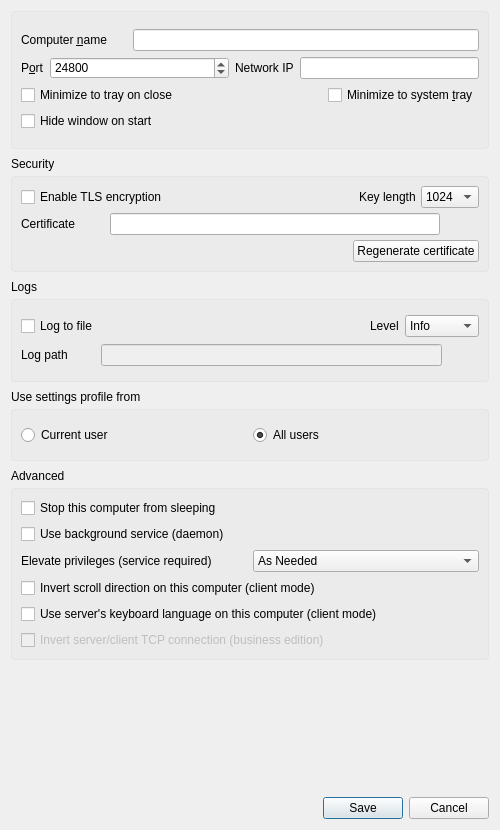
This is src/gui/src/SettingsDialogBase.ui in deskflow/deskflow as Qt 5 draws it before an edit. The edited form follows.
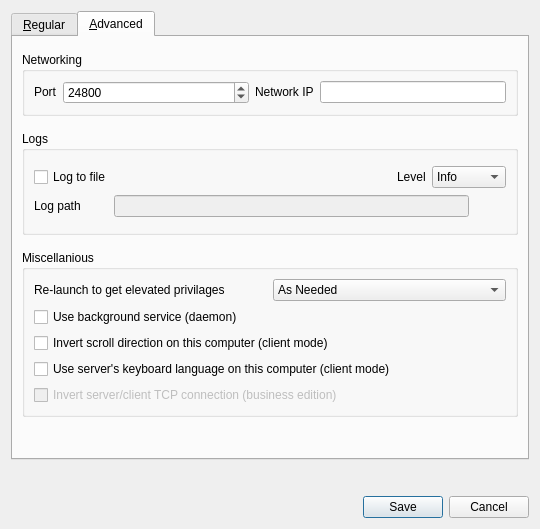
This is the edited form. The open tabs and pages were chosen to show the change. Icons and pictures are not drawn.

Commit message: Introduce tabs for settings and make some settings easier to understand

What changed in the file:
```diff
--- a/src/gui/src/SettingsDialogBase.ui
+++ b/src/gui/src/SettingsDialogBase.ui
@@ -6,8 +6,8 @@
    <rect>
     <x>0</x>
     <y>0</y>
-    <width>500</width>
-    <height>830</height>
+    <width>540</width>
+    <height>529</height>
    </rect>
   </property>
   <property name="sizePolicy">
@@ -16,51 +16,35 @@
     <verstretch>0</verstretch>
    </sizepolicy>
   </property>
-  <property name="minimumSize">
-   <size>
-    <width>400</width>
-    <height>620</height>
-   </size>
-  </property>
   <property name="windowTitle">
    <string>Preferences</string>
   </property>
-  <layout class="QGridLayout" name="gridLayout_5">
-   <property name="leftMargin">
-    <number>11</number>
-   </property>
-   <property name="topMargin">
-    <number>11</number>
-   </property>
-   <property name="rightMargin">
-    <number>11</number>
-   </property>
-   <property name="verticalSpacing">
-    <number>5</number>
-   </property>
-   <item row="0" column="0">
-    <widget class="QFrame" name="m_pGroupBoxCommon">
-     <property name="styleSheet">
-      <string notr="true">.QFrame{
-border: 1px solid  rgba(192,192,192, 0.2);
-border-radius: 4px;
-background-color: rgba(192,192,192, 0.1);
-}
-</string>
-     </property>
-     <property name="frameShape">
-      <enum>QFrame::Shape::StyledPanel</enum>
-     </property>
-     <property name="frameShadow">
-      <enum>QFrame::Shadow::Raised</enum>
-     </property>
+  <layout class="QVBoxLayout" name="verticalLayout_9">
+   <item>
+    <widget class="QTabWidget" name="m_pTabs">
+     <property name="tabPosition">
+      <enum>QTabWidget::TabPosition::North</enum>
+     </property>
+     <property name="currentIndex">
+      <number>0</number>
+     </property>
+     <widget class="QWidget" name="m_pTabRegular">
+      <attribute name="title">
+       <string>&amp;Regular</string>
+      </attribute>
      <layout class="QVBoxLayout" name="verticalLayout_3">
+       <property name="spacing">
+        <number>15</number>
+       </property>
       <property name="topMargin">
-       <number>17</number>
-      </property>
-      <property name="bottomMargin">
-       <number>17</number>
-      </property>
+        <number>15</number>
+       </property>
+       <item>
+        <widget class="QGroupBox" name="m_pGroupBoxCommon">
+         <property name="title">
+          <string>Basics</string>
+         </property>
+         <layout class="QVBoxLayout" name="verticalLayout_2">
       <item>
        <layout class="QHBoxLayout" name="horizontalLayout">
         <item>
@@ -78,10 +62,7 @@
            </size>
           </property>
           <property name="text">
-           <string>Computer &amp;name</string>
-          </property>
-          <property name="buddy">
-           <cstring>m_pLineEditScreenName</cstring>
+               <string>Computer name</string>
           </property>
          </widget>
         </item>
@@ -113,415 +94,34 @@
         </item>
        </layout>
       </item>
-      <item>
-       <layout class="QHBoxLayout" name="horizontalLayout_2">
-        <property name="topMargin">
-         <number>0</number>
-        </property>
-        <item>
-         <widget class="QLabel" name="m_pLabel_20">
-          <property name="sizePolicy">
-           <sizepolicy hsizetype="Preferred" vsizetype="Fixed">
-            <horstretch>0</horstretch>
-            <verstretch>0</verstretch>
-           </sizepolicy>
-          </property>
-          <property name="text">
-           <string>P&amp;ort</string>
-          </property>
-          <property name="buddy">
-           <cstring>m_pSpinBoxPort</cstring>
-          </property>
-         </widget>
-        </item>
-        <item>
-         <widget class="QSpinBox" name="m_pSpinBoxPort">
-          <property name="enabled">
-           <bool>true</bool>
-          </property>
-          <property name="sizePolicy">
-           <sizepolicy hsizetype="MinimumExpanding" vsizetype="Fixed">
-            <horstretch>0</horstretch>
-            <verstretch>0</verstretch>
-           </sizepolicy>
-          </property>
-          <property name="maximum">
-           <number>65535</number>
-          </property>
-          <property name="value">
-           <number>24800</number>
-          </property>
-         </widget>
-        </item>
-        <item>
-         <widget class="QLabel" name="m_pLabel_21">
-          <property name="sizePolicy">
-           <sizepolicy hsizetype="Preferred" vsizetype="Fixed">
-            <horstretch>0</horstretch>
-            <verstretch>0</verstretch>
-           </sizepolicy>
-          </property>
-          <property name="text">
-           <string>Network IP</string>
-          </property>
-          <property name="buddy">
-           <cstring>m_pLineEditInterface</cstring>
-          </property>
-         </widget>
-        </item>
-        <item>
-         <widget class="QLineEdit" name="m_pLineEditInterface">
-          <property name="enabled">
-           <bool>true</bool>
-          </property>
-         </widget>
-        </item>
-       </layout>
-      </item>
-      <item>
-       <layout class="QHBoxLayout" name="horizontalLayout_3">
-        <property name="topMargin">
-         <number>0</number>
-        </property>
-        <item>
-         <widget class="QCheckBox" name="m_pCheckBoxCloseToTray">
-          <property name="text">
-           <string>Minimize to tray on close</string>
-          </property>
-         </widget>
-        </item>
-        <item>
-         <spacer name="horizontalSpacer_6">
-          <property name="orientation">
-           <enum>Qt::Orientation::Horizontal</enum>
-          </property>
-          <property name="sizeHint" stdset="0">
-           <size>
-            <width>40</width>
-            <height>20</height>
-           </size>
-          </property>
-         </spacer>
-        </item>
-        <item>
-         <widget class="QCheckBox" name="m_pCheckBoxMinimizeToTray">
-          <property name="sizePolicy">
-           <sizepolicy hsizetype="Fixed" vsizetype="Fixed">
-            <horstretch>0</horstretch>
-            <verstretch>0</verstretch>
-           </sizepolicy>
-          </property>
-          <property name="minimumSize">
-           <size>
-            <width>0</width>
-            <height>0</height>
-           </size>
-          </property>
-          <property name="maximumSize">
-           <size>
-            <width>16777215</width>
-            <height>16777215</height>
-           </size>
-          </property>
-          <property name="layoutDirection">
-           <enum>Qt::LayoutDirection::LeftToRight</enum>
-          </property>
-          <property name="text">
-           <string>Minimize to system &amp;tray</string>
-          </property>
-         </widget>
-        </item>
-       </layout>
-      </item>
       <item>
        <widget class="QCheckBox" name="m_pCheckBoxAutoHide">
         <property name="text">
-         <string>Hide window on start</string>
+             <string>Hide the window when the app starts</string>
         </property>
        </widget>
       </item>
-     </layout>
-    </widget>
-   </item>
-   <item row="1" column="0">
-    <spacer name="verticalSpacer_2">
-     <property name="orientation">
-      <enum>Qt::Orientation::Vertical</enum>
-     </property>
-     <property name="sizeType">
-      <enum>QSizePolicy::Policy::Fixed</enum>
-     </property>
-     <property name="sizeHint" stdset="0">
-      <size>
-       <width>20</width>
-       <height>3</height>
-      </size>
-     </property>
-    </spacer>
-   </item>
-   <item row="12" column="0">
-    <widget class="QLabel" name="m_pLabelGroupAdvanced">
-     <property name="sizePolicy">
-      <sizepolicy hsizetype="Preferred" vsizetype="Fixed">
-       <horstretch>0</horstretch>
-       <verstretch>0</verstretch>
-      </sizepolicy>
-     </property>
+          <item>
+           <widget class="QCheckBox" name="m_pCheckBoxCloseToTray">
      <property name="text">
-      <string>Advanced</string>
+             <string>Leave app running in notification area when the window is closed</string>
      </property>
     </widget>
    </item>
-   <item row="11" column="0">
-    <spacer name="verticalSpacer_3">
-     <property name="orientation">
-      <enum>Qt::Orientation::Vertical</enum>
-     </property>
-     <property name="sizeType">
-      <enum>QSizePolicy::Policy::Fixed</enum>
-     </property>
-     <property name="sizeHint" stdset="0">
-      <size>
-       <width>20</width>
-       <height>3</height>
-      </size>
-     </property>
-    </spacer>
-   </item>
-   <item row="15" column="0">
-    <spacer name="verticalSpacer_6">
-     <property name="orientation">
-      <enum>Qt::Orientation::Vertical</enum>
-     </property>
-     <property name="sizeHint" stdset="0">
-      <size>
-       <width>20</width>
-       <height>40</height>
-      </size>
-     </property>
-    </spacer>
-   </item>
-   <item row="5" column="0">
-    <widget class="QLabel" name="m_pLabelGroupLog">
-     <property name="sizePolicy">
-      <sizepolicy hsizetype="Preferred" vsizetype="Fixed">
-       <horstretch>0</horstretch>
-       <verstretch>0</verstretch>
-      </sizepolicy>
-     </property>
-     <property name="text">
-      <string>Logs</string>
-     </property>
-    </widget>
-   </item>
-   <item row="13" column="0">
-    <widget class="QFrame" name="m_pGroupAdvanced">
-     <property name="sizePolicy">
-      <sizepolicy hsizetype="Preferred" vsizetype="Expanding">
-       <horstretch>0</horstretch>
-       <verstretch>0</verstretch>
-      </sizepolicy>
-     </property>
-     <property name="styleSheet">
-      <string notr="true">.QFrame{
-border: 1px solid  rgba(192,192,192, 0.2);
-border-radius: 4px;
-background-color: rgba(192,192,192, 0.1);
-}
-</string>
-     </property>
-     <property name="frameShape">
-      <enum>QFrame::Shape::StyledPanel</enum>
-     </property>
-     <property name="frameShadow">
-      <enum>QFrame::Shadow::Raised</enum>
-     </property>
-     <layout class="QGridLayout" name="gridLayout_3">
-      <item row="1" column="0">
+          <item>
        <widget class="QCheckBox" name="m_pCheckBoxPreventSleep">
         <property name="text">
-         <string>Stop this computer from sleeping</string>
+             <string>Prevent this computer from going to sleep</string>
         </property>
        </widget>
       </item>
-      <item row="7" column="0">
-       <widget class="QCheckBox" name="m_pCheckBoxScrollDirection">
-        <property name="text">
-         <string>Invert scroll direction on this computer (client mode)</string>
-        </property>
-       </widget>
-      </item>
-      <item row="9" column="0">
-       <widget class="QCheckBox" name="m_pInvertConnection">
-        <property name="enabled">
-         <bool>false</bool>
-        </property>
-        <property name="text">
-         <string>Invert server/client TCP connection (business edition)</string>
-        </property>
-       </widget>
-      </item>
-      <item row="8" column="0">
-       <widget class="QCheckBox" name="m_pCheckBoxLanguageSync">
-        <property name="text">
-         <string>Use server's keyboard language on this computer (client mode)</string>
-        </property>
-       </widget>
-      </item>
-      <item row="4" column="0" rowspan="3" colspan="2">
-       <layout class="QHBoxLayout" name="horizontalLayout_9">
-        <item>
-         <widget class="QLabel" name="m_pLabelElevate">
-          <property name="sizePolicy">
-           <sizepolicy hsizetype="Preferred" vsizetype="Fixed">
-            <horstretch>0</horstretch>
-            <verstretch>0</verstretch>
-           </sizepolicy>
-          </property>
-          <property name="text">
-           <string>Elevate privileges (service required)</string>
-          </property>
-         </widget>
-        </item>
-        <item>
-         <widget class="QComboBox" name="m_pComboElevate">
-          <property name="sizePolicy">
-           <sizepolicy hsizetype="Preferred" vsizetype="Fixed">
-            <horstretch>0</horstretch>
-            <verstretch>0</verstretch>
-           </sizepolicy>
-          </property>
-          <property name="minimumSize">
-           <size>
-            <width>0</width>
-            <height>0</height>
-           </size>
-          </property>
-          <property name="toolTip">
-           <string>Specify when the Synergy service should run at an elevated privilege level</string>
-          </property>
-          <property name="currentIndex">
-           <number>0</number>
-          </property>
-          <item>
-           <property name="text">
-            <string>As Needed</string>
-           </property>
-          </item>
-          <item>
-           <property name="text">
-            <string>Always</string>
-           </property>
-          </item>
-          <item>
-           <property name="text">
-            <string>Never</string>
-           </property>
-          </item>
-         </widget>
-        </item>
-       </layout>
-      </item>
-      <item row="2" column="0">
-       <widget class="QCheckBox" name="m_pCheckBoxServiceEnabled">
-        <property name="text">
-         <string>Use background service (daemon)</string>
-        </property>
-       </widget>
-      </item>
-     </layout>
-    </widget>
-   </item>
-   <item row="9" column="0">
-    <widget class="QLabel" name="m_pLabelGroupScope">
-     <property name="sizePolicy">
-      <sizepolicy hsizetype="Preferred" vsizetype="Fixed">
-       <horstretch>0</horstretch>
-       <verstretch>0</verstretch>
-      </sizepolicy>
-     </property>
-     <property name="text">
-      <string>Use settings profile from</string>
-     </property>
-    </widget>
-   </item>
-   <item row="4" column="0">
-    <spacer name="verticalSpacer_4">
-     <property name="orientation">
-      <enum>Qt::Orientation::Vertical</enum>
-     </property>
-     <property name="sizeType">
-      <enum>QSizePolicy::Policy::Fixed</enum>
-     </property>
-     <property name="sizeHint" stdset="0">
-      <size>
-       <width>20</width>
-       <height>3</height>
-      </size>
-     </property>
-    </spacer>
-   </item>
-   <item row="10" column="0">
-    <widget class="QFrame" name="m_pGroupScope">
-     <property name="styleSheet">
-      <string notr="true">.QFrame{
-border: 1px solid  rgba(192,192,192, 0.2);
-border-radius: 4px;
-background-color: rgba(192,192,192, 0.1);
-}
-</string>
-     </property>
-     <property name="frameShape">
-      <enum>QFrame::Shape::StyledPanel</enum>
-     </property>
-     <property name="frameShadow">
-      <enum>QFrame::Shadow::Raised</enum>
-     </property>
-     <layout class="QGridLayout" name="gridLayout_2">
-      <property name="topMargin">
-       <number>15</number>
-      </property>
-      <property name="bottomMargin">
-       <number>15</number>
-      </property>
-      <property name="verticalSpacing">
-       <number>6</number>
-      </property>
-      <item row="0" column="1">
-       <widget class="QRadioButton" name="m_pRadioSystemScope">
-        <property name="text">
-         <string>All users</string>
-        </property>
-        <property name="checked">
-         <bool>true</bool>
-        </property>
-       </widget>
-      </item>
-      <item row="0" column="0">
-       <widget class="QRadioButton" name="m_pRadioUserScope">
-        <property name="text">
-         <string>Current user</string>
-        </property>
-       </widget>
-      </item>
-     </layout>
-    </widget>
-   </item>
-   <item row="3" column="0">
-    <widget class="QFrame" name="m_pGroupSecurity">
-     <property name="styleSheet">
-      <string notr="true">.QFrame{
-border: 1px solid  rgba(192,192,192, 0.2);
-border-radius: 4px;
-background-color: rgba(192,192,192, 0.1);
-}
-</string>
-     </property>
-     <property name="frameShape">
-      <enum>QFrame::Shape::StyledPanel</enum>
-     </property>
-     <property name="frameShadow">
-      <enum>QFrame::Shadow::Raised</enum>
+         </layout>
+        </widget>
+       </item>
+       <item>
+        <widget class="QGroupBox" name="m_pGroupSecurity">
+         <property name="title">
+          <string>Security</string>
      </property>
      <layout class="QVBoxLayout" name="verticalLayout">
       <property name="spacing">
@@ -700,31 +300,133 @@
      </layout>
     </widget>
    </item>
-   <item row="19" column="0">
-    <widget class="QDialogButtonBox" name="m_pButtonBox">
+       <item>
+        <widget class="QGroupBox" name="m_pGroupScope">
+         <property name="title">
+          <string>Use settings profile from</string>
+         </property>
+         <layout class="QGridLayout" name="gridLayout_2">
+          <property name="topMargin">
+           <number>5</number>
+          </property>
+          <item row="0" column="1">
+           <widget class="QRadioButton" name="m_pRadioSystemScope">
+            <property name="text">
+             <string>All users</string>
+            </property>
+            <property name="checked">
+             <bool>true</bool>
+            </property>
+           </widget>
+          </item>
+          <item row="0" column="0">
+           <widget class="QRadioButton" name="m_pRadioUserScope">
+            <property name="text">
+             <string>Current user</string>
+            </property>
+           </widget>
+          </item>
+         </layout>
+        </widget>
+       </item>
+       <item>
+        <spacer name="verticalSpacer_2">
      <property name="orientation">
-      <enum>Qt::Orientation::Horizontal</enum>
-     </property>
-     <property name="standardButtons">
-      <set>QDialogButtonBox::StandardButton::Cancel|QDialogButtonBox::StandardButton::Save</set>
-     </property>
-    </widget>
-   </item>
-   <item row="6" column="0">
-    <widget class="QFrame" name="m_pGroupLog1">
-     <property name="styleSheet">
-      <string notr="true">.QFrame{
-border: 1px solid  rgba(192,192,192, 0.2);
-border-radius: 4px;
-background-color: rgba(192,192,192, 0.1);
-}
-</string>
-     </property>
-     <property name="frameShape">
-      <enum>QFrame::Shape::StyledPanel</enum>
-     </property>
-     <property name="frameShadow">
-      <enum>QFrame::Shadow::Raised</enum>
+          <enum>Qt::Orientation::Vertical</enum>
+         </property>
+         <property name="sizeHint" stdset="0">
+          <size>
+           <width>20</width>
+           <height>40</height>
+          </size>
+         </property>
+        </spacer>
+       </item>
+      </layout>
+     </widget>
+     <widget class="QWidget" name="m_pTabAdvanced">
+      <attribute name="title">
+       <string>&amp;Advanced</string>
+      </attribute>
+      <layout class="QVBoxLayout" name="verticalLayout_8">
+       <property name="spacing">
+        <number>15</number>
+       </property>
+       <property name="topMargin">
+        <number>15</number>
+       </property>
+       <item>
+        <widget class="QGroupBox" name="groupBox">
+         <property name="title">
+          <string>Networking</string>
+         </property>
+         <layout class="QVBoxLayout" name="verticalLayout_4">
+          <item>
+           <layout class="QHBoxLayout" name="horizontalLayout_2">
+            <property name="topMargin">
+             <number>0</number>
+            </property>
+            <item>
+             <widget class="QLabel" name="m_pLabel_20">
+              <property name="sizePolicy">
+               <sizepolicy hsizetype="Preferred" vsizetype="Fixed">
+                <horstretch>0</horstretch>
+                <verstretch>0</verstretch>
+               </sizepolicy>
+              </property>
+              <property name="text">
+               <string>Port</string>
+              </property>
+             </widget>
+            </item>
+            <item>
+             <widget class="QSpinBox" name="m_pSpinBoxPort">
+              <property name="enabled">
+               <bool>true</bool>
+              </property>
+              <property name="sizePolicy">
+               <sizepolicy hsizetype="MinimumExpanding" vsizetype="Fixed">
+                <horstretch>0</horstretch>
+                <verstretch>0</verstretch>
+               </sizepolicy>
+              </property>
+              <property name="maximum">
+               <number>65535</number>
+              </property>
+              <property name="value">
+               <number>24800</number>
+              </property>
+             </widget>
+            </item>
+            <item>
+             <widget class="QLabel" name="m_pLabel_21">
+              <property name="sizePolicy">
+               <sizepolicy hsizetype="Preferred" vsizetype="Fixed">
+                <horstretch>0</horstretch>
+                <verstretch>0</verstretch>
+               </sizepolicy>
+              </property>
+              <property name="text">
+               <string>Network IP</string>
+              </property>
+             </widget>
+            </item>
+            <item>
+             <widget class="QLineEdit" name="m_pLineEditInterface">
+              <property name="enabled">
+               <bool>true</bool>
+              </property>
+             </widget>
+            </item>
+           </layout>
+          </item>
+         </layout>
+        </widget>
+       </item>
+       <item>
+        <widget class="QGroupBox" name="m_pGroupLog1">
+         <property name="title">
+          <string>Logs</string>
      </property>
      <layout class="QGridLayout" name="gridLayout">
       <property name="topMargin">
@@ -886,35 +588,146 @@
      </layout>
     </widget>
    </item>
-   <item row="2" column="0">
-    <widget class="QLabel" name="m_pLabelGroupNetwork">
+       <item>
+        <widget class="QGroupBox" name="m_pGroupAdvanced">
      <property name="sizePolicy">
-      <sizepolicy hsizetype="Preferred" vsizetype="Fixed">
+          <sizepolicy hsizetype="Preferred" vsizetype="Expanding">
        <horstretch>0</horstretch>
        <verstretch>0</verstretch>
       </sizepolicy>
      </property>
+         <property name="title">
+          <string>Miscellanious</string>
+         </property>
+         <layout class="QGridLayout" name="gridLayout_3">
+          <item row="7" column="0">
+           <widget class="QCheckBox" name="m_pCheckBoxScrollDirection">
      <property name="text">
-      <string>Security</string>
+             <string>Invert scroll direction on this computer (client mode)</string>
+            </property>
+           </widget>
+          </item>
+          <item row="9" column="0">
+           <widget class="QCheckBox" name="m_pInvertConnection">
+            <property name="enabled">
+             <bool>false</bool>
+            </property>
+            <property name="text">
+             <string>Invert server/client TCP connection (business edition)</string>
      </property>
     </widget>
    </item>
    <item row="8" column="0">
-    <spacer name="verticalSpacer_5">
+           <widget class="QCheckBox" name="m_pCheckBoxLanguageSync">
+            <property name="text">
+             <string>Use server's keyboard language on this computer (client mode)</string>
+            </property>
+           </widget>
+          </item>
+          <item row="2" column="0">
+           <widget class="QCheckBox" name="m_pCheckBoxServiceEnabled">
+            <property name="text">
+             <string>Use background service (daemon)</string>
+            </property>
+           </widget>
+          </item>
+          <item row="0" column="0">
+           <layout class="QHBoxLayout" name="horizontalLayout_9">
+            <item>
+             <widget class="QLabel" name="m_pLabelElevate">
+              <property name="sizePolicy">
+               <sizepolicy hsizetype="Preferred" vsizetype="Fixed">
+                <horstretch>0</horstretch>
+                <verstretch>0</verstretch>
+               </sizepolicy>
+              </property>
+              <property name="text">
+               <string>Re-launch to get elevated privilages</string>
+              </property>
+             </widget>
+            </item>
+            <item>
+             <widget class="QComboBox" name="m_pComboElevate">
+              <property name="sizePolicy">
+               <sizepolicy hsizetype="Preferred" vsizetype="Fixed">
+                <horstretch>0</horstretch>
+                <verstretch>0</verstretch>
+               </sizepolicy>
+              </property>
+              <property name="minimumSize">
+               <size>
+                <width>0</width>
+                <height>0</height>
+               </size>
+              </property>
+              <property name="toolTip">
+               <string>Specify when the Synergy service should run at an elevated privilege level</string>
+              </property>
+              <property name="currentIndex">
+               <number>0</number>
+              </property>
+              <item>
+               <property name="text">
+                <string>As Needed</string>
+               </property>
+              </item>
+              <item>
+               <property name="text">
+                <string>Always</string>
+               </property>
+              </item>
+              <item>
+               <property name="text">
+                <string>Never</string>
+               </property>
+              </item>
+             </widget>
+            </item>
+           </layout>
+          </item>
+         </layout>
+        </widget>
+       </item>
+       <item>
+        <spacer name="verticalSpacer">
      <property name="orientation">
       <enum>Qt::Orientation::Vertical</enum>
      </property>
-     <property name="sizeType">
-      <enum>QSizePolicy::Policy::Fixed</enum>
-     </property>
+         <property name="sizeHint" stdset="0">
+          <size>
+           <width>20</width>
+           <height>40</height>
+          </size>
+         </property>
+        </spacer>
+       </item>
+      </layout>
+     </widget>
+    </widget>
+   </item>
+   <item>
+    <spacer name="verticalSpacer_6">
+     <property name="orientation">
+      <enum>Qt::Orientation::Vertical</enum>
+     </property>
      <property name="sizeHint" stdset="0">
       <size>
        <width>20</width>
-       <height>3</height>
+       <height>40</height>
       </size>
      </property>
     </spacer>
    </item>
+   <item>
+    <widget class="QDialogButtonBox" name="m_pButtonBox">
+     <property name="orientation">
+      <enum>Qt::Orientation::Horizontal</enum>
+     </property>
+     <property name="standardButtons">
+      <set>QDialogButtonBox::StandardButton::Cancel|QDialogButtonBox::StandardButton::Save</set>
+     </property>
+    </widget>
+   </item>
   </layout>
  </widget>
  <tabstops>
```
Left out of the diff: 6 changed lines with no effect on the pictures. Lines whose indentation alone changed are shown as unchanged. The commit also changes 5 other files.
